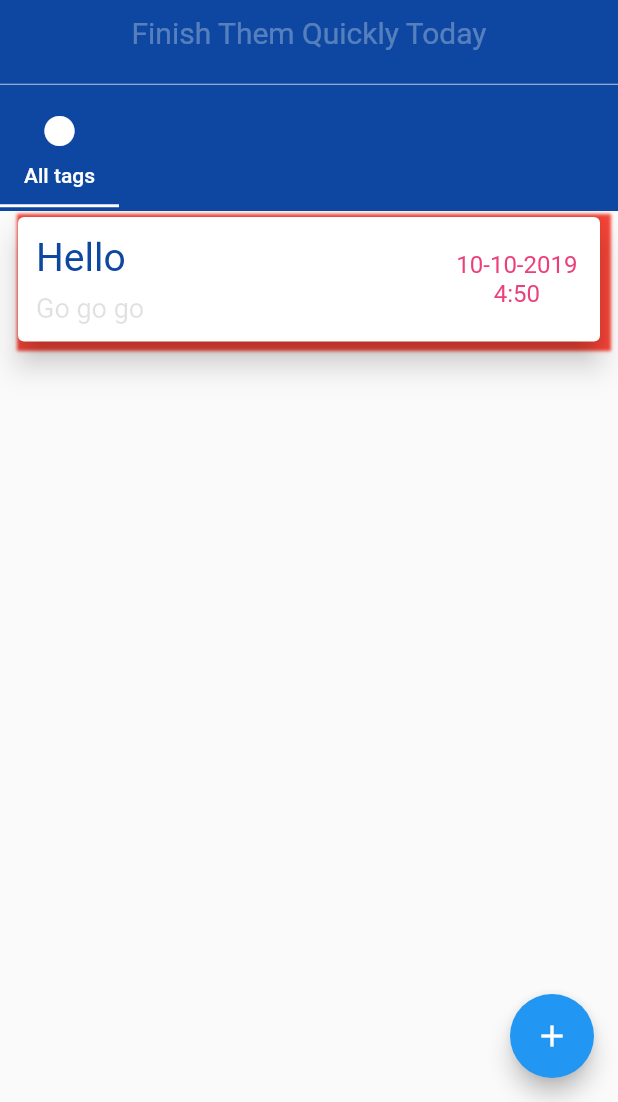
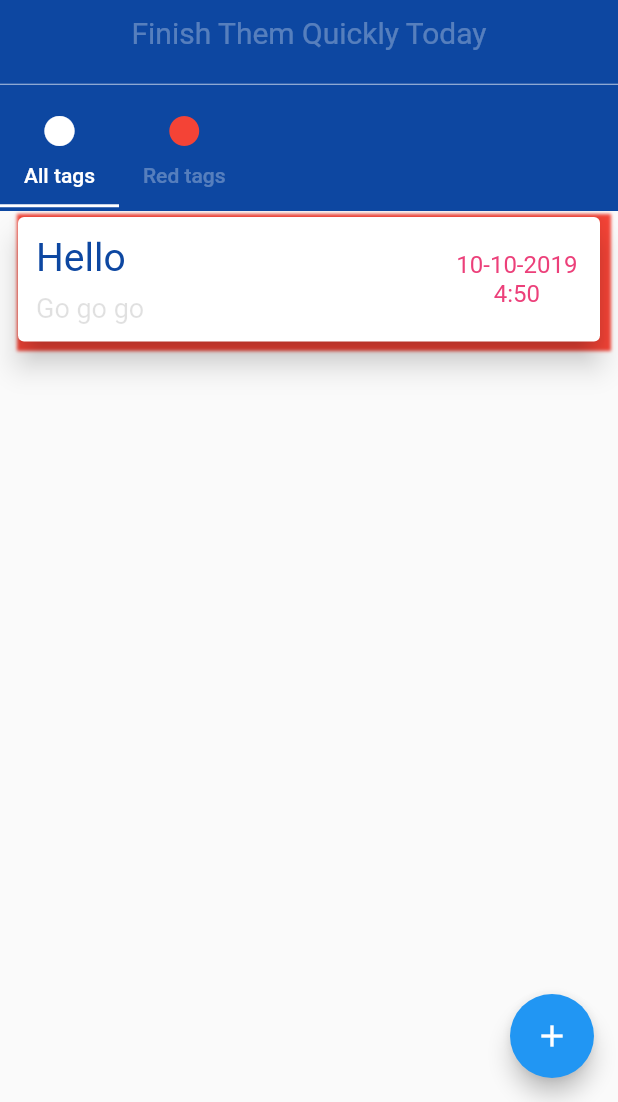
Before and after one commit to magicpro97/my_does, a Flutter app: the screen it shows after launch, on a phone screen of 412 x 824 dp, the part 134-1236 px from its top. Run offline on Flutter 3.47's test engine with Material 2 defaults, Android fonts, the phone set to English and light mode, and no system bars; our stand-ins replace datetime_picker_formfield.

Commit message:
Change Tag UI

```diff
--- a/lib/ui/home/home.dart
+++ b/lib/ui/home/home.dart
@@ -6,25 +6,33 @@ import 'package:my_does/ui/widgets/todo_card_item.dart';
 class HomeScreen extends StatelessWidget {
   static String routeName = '/HomeScreen';
   final List<Map<String, dynamic>> todoList;
-  final List<Tag> tags = [
-    Tag(name: "All tags"),
-  ];
 
   HomeScreen({this.todoList});
+
+  final List<Tag> _tags = [
+    Tag(name: "All tags"),
+    Tag(name: "Red tags", color: Colors.red),
+  ];
 
   @override
   Widget build(BuildContext context) {
     return Scaffold(
-      body: Column(
+      body: DefaultTabController(
+        length: _tags.length,
+        child: Column(
           children: <Widget>[
             SizedBox(
               height: 230.0,
               child: _homeTitleWidget(),
             ),
             Expanded(
-            child: _todoListWidget(),
+              child: TabBarView(children: <Widget>[
+                _todoListWidget(),
+                _todoListWidget(),
+              ]),
             )
           ],
+        ),
       ),
       floatingActionButton: FloatingActionButton(
         onPressed: () {
@@ -63,15 +71,13 @@ class HomeScreen extends StatelessWidget {
             Divider(
               color: Colors.white70,
             ),
-          DefaultTabController(
-              length: tags.length,
-              child: PreferredSize(
+            PreferredSize(
               child: TabBar(
                 isScrollable: true,
                 unselectedLabelColor: Colors.white.withOpacity(0.3),
                 indicatorColor: Colors.white,
                 tabs: <Tab>[
-                    ...tags.map((tag) =>
+                  ..._tags.map((tag) =>
                       Tab(
                         child: Text(tag.name),
                         icon: Icon(
@@ -80,18 +86,16 @@ class HomeScreen extends StatelessWidget {
                         ),
                       )),
                 ],
-                  onTap: (int index) {},
               ),
               preferredSize: Size.fromHeight(30.0),
-              )),
+            ),
           ],
-      ),
-    );
+        ));
   }
 
   Widget _todoListWidget() {
     return ListView.builder(
-      itemCount: todoList != null ? todoList.length : 0,
+      itemCount: this.todoList != null ? this.todoList.length : 0,
       itemBuilder: (BuildContext context, int index) {
         return GestureDetector(
           onTap: () {
@@ -101,16 +105,16 @@ class HomeScreen extends StatelessWidget {
                     builder: (context) =>
                         InputScreen(
                           title: 'Edit the todo',
-                          todoList: todoList,
+                          todoList: this.todoList,
                           index: index,
                         )));
           },
           child: TodoCardItem(
-            key: Key(todoList[index]['id']),
-            title: todoList[index]['title'],
-            description: todoList[index]['description'],
-            date: todoList[index]['date'],
-            time: todoList[index]['time'],
+            key: Key(this.todoList[index]['id']),
+            title: this.todoList[index]['title'],
+            description: this.todoList[index]['description'],
+            date: this.todoList[index]['date'],
+            time: this.todoList[index]['time'],
           ),
         );
       },
```
Lines whose indentation alone changed are shown as unchanged.
